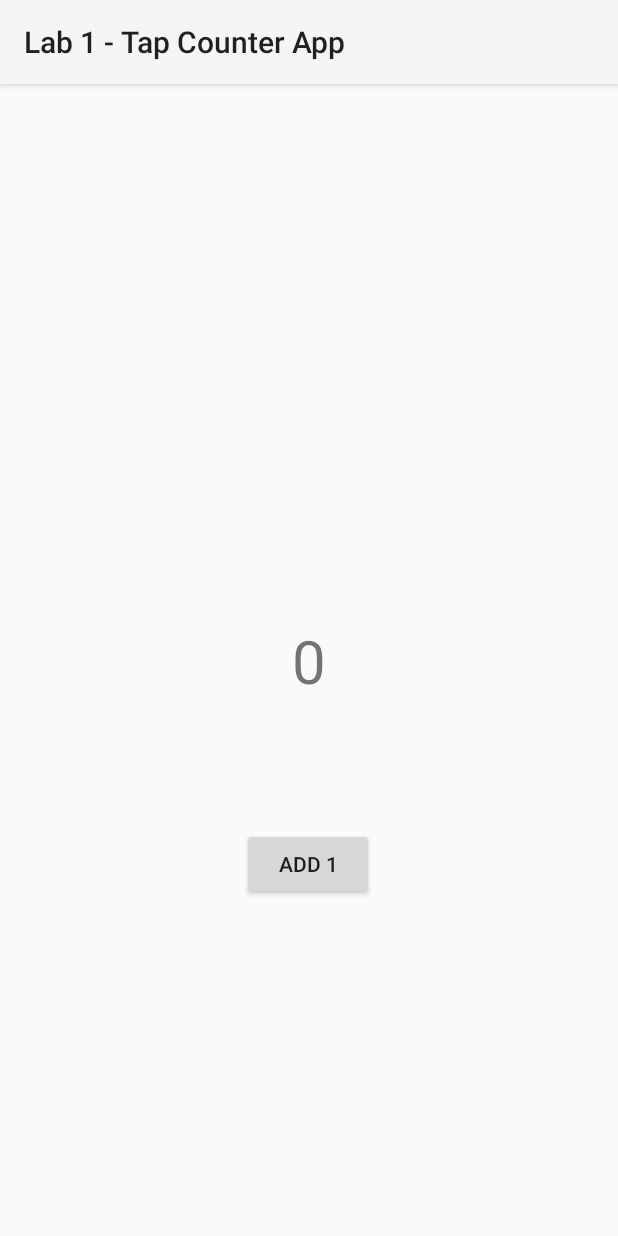
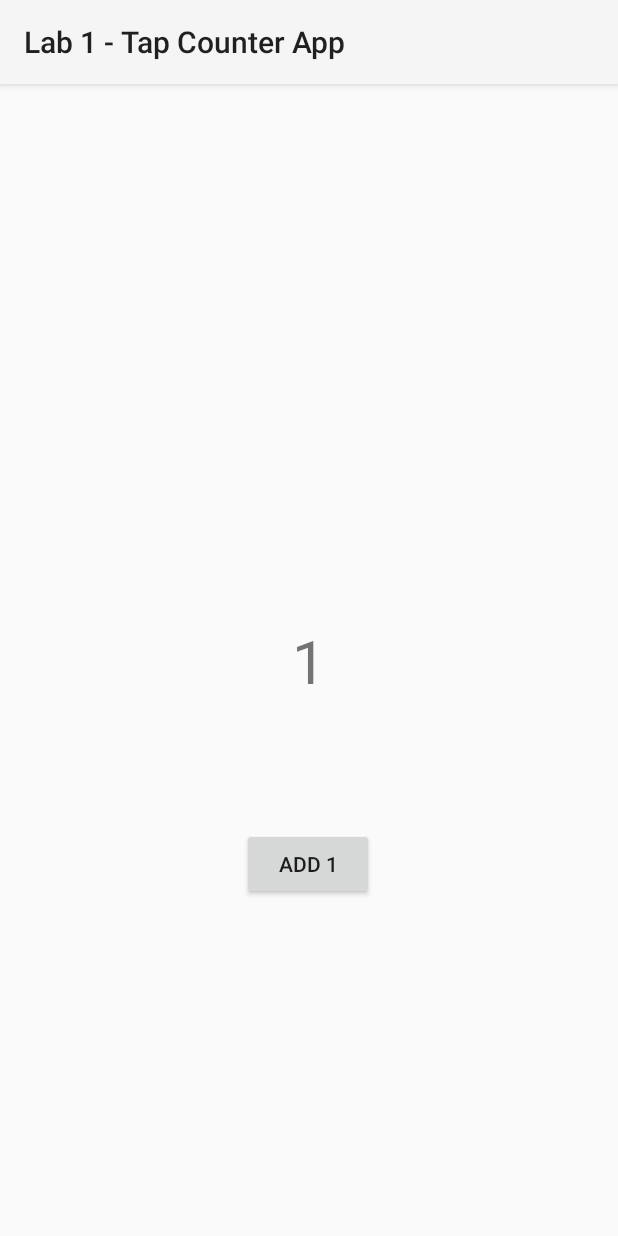
Before and after one commit to Ja-Xian-Chen/CS388-Labs, an Android app: the screen it shows after launch (MainActivity), after a tap on "ADD 1", on a phone screen of 412 x 824 dp. Run offline under Robolectric (Android 15) with nearby library versions, the phone set to English and light mode, and no system bars.

Commit message:
buttons working

```diff
--- a/app/src/main/java/com/example/lab1_tapcounterapp/MainActivity.kt
+++ b/app/src/main/java/com/example/lab1_tapcounterapp/MainActivity.kt
@@ -2,17 +2,37 @@ package com.example.lab1_tapcounterapp
 
 import androidx.appcompat.app.AppCompatActivity
 import android.os.Bundle
+import android.view.View
 import android.widget.Button
+import android.widget.TextView
 import android.widget.Toast
 
 class MainActivity : AppCompatActivity() {
+    private var counter = 0
+
     override fun onCreate(savedInstanceState: Bundle?) {
         super.onCreate(savedInstanceState)
         setContentView(R.layout.activity_main)
         val button = findViewById<Button>(R.id.button)
+        val textView = findViewById<TextView>(R.id.textView)
+        val upgradeButton = findViewById<Button>(R.id.upgradeBtn)
 
         button.setOnClickListener{
-            Toast.makeText(it.context,"Button clicked", Toast.LENGTH_SHORT).show()
+            // Toast.makeText(it.context,"Button clicked", Toast.LENGTH_SHORT).show()
+            counter++
+            textView.text = counter.toString()
+
+            if (counter >= 100) {
+                upgradeButton.visibility = View.VISIBLE
+                upgradeButton.setOnClickListener {
+                    button.text = "Add 2"
+                    button.setOnClickListener {
+                        counter += 2
+                        textView.text = counter.toString()
+                    }
+                    upgradeButton.visibility = View.INVISIBLE
+                }
+            }
         }
     }
 }
--- a/app/src/main/res/layout/activity_main.xml
+++ b/app/src/main/res/layout/activity_main.xml
@@ -29,4 +29,16 @@
         app:layout_constraintTop_toBottomOf="@+id/textView"
         app:layout_constraintVertical_bias="0.275" />
 
+    <Button
+        android:id="@+id/upgradeBtn"
+        android:layout_width="wrap_content"
+        android:layout_height="wrap_content"
+        android:layout_marginTop="20dp"
+        android:text="@string/upgrade"
+        android:visibility="invisible"
+        app:layout_constraintBottom_toTopOf="@+id/textView"
+        app:layout_constraintEnd_toEndOf="parent"
+        app:layout_constraintStart_toStartOf="parent"
+        app:layout_constraintTop_toTopOf="parent" />
+
 </androidx.constraintlayout.widget.ConstraintLayout>
--- a/app/src/main/res/values/strings.xml
+++ b/app/src/main/res/values/strings.xml
@@ -2,4 +2,5 @@
     <string name="app_name">Lab 1 - Tap Counter App</string>
     <string name="add_button">Add 1</string>
     <string name="_0">0</string>
+    <string name="upgrade">Upgrade to Add 2</string>
 </resources>
```
Also changed, not shown: app/src/main/res/drawable/dogart.png (added).
